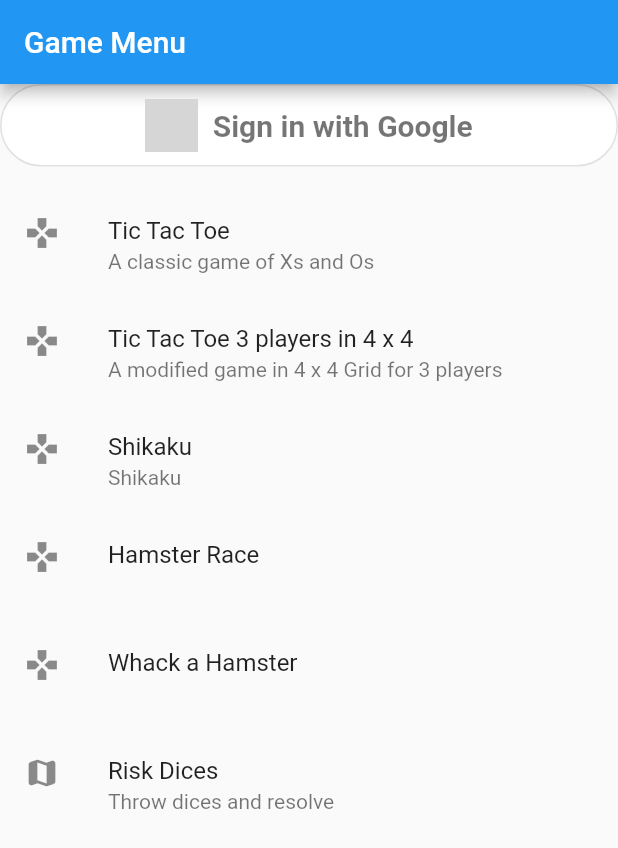
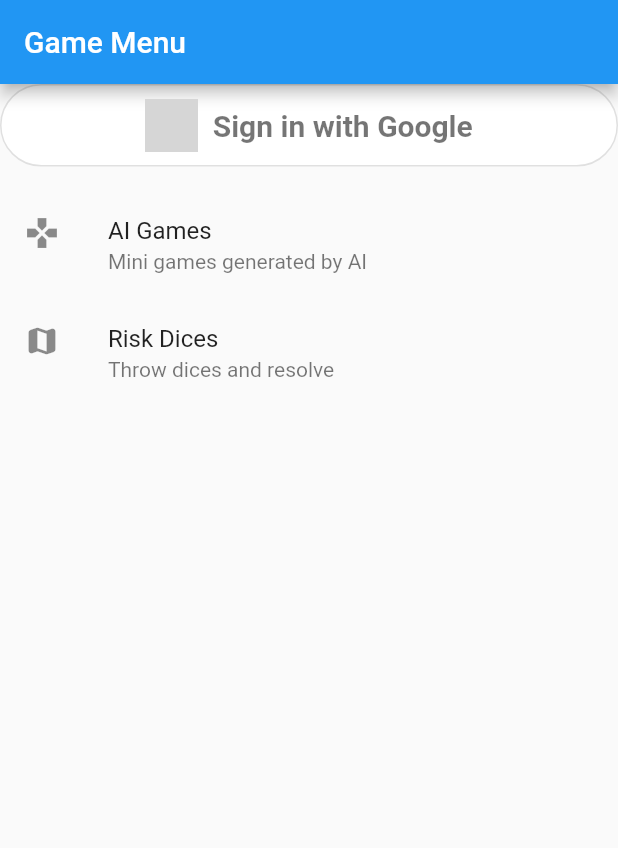
Before and after one commit to neoalienson/minigames, a Flutter app: the screen it shows after launch, on a phone screen of 412 x 824 dp. Shown: the top 848 px of the screen. Run offline on Flutter 3.47's test engine with Material 2 defaults, Android fonts, the phone set to English and light mode, and no system bars; our stand-ins replace audioplayers, firebase_auth, firebase_core, flutter_svg, font_awesome_flutter, google_sign_in and 1 more; accounts and stored records are empty; grey boxes are pictures that could not be loaded.

Commit message:
update menu

```diff
--- a/lib/main_menu.dart
+++ b/lib/main_menu.dart
@@ -1,10 +1,6 @@
 import 'package:flutter/material.dart';
+import 'package:minigames/ai_games/main_menu_ai_games.dart';
 import 'package:minigames/risk/risk.dart';
-import 'ai_games/tictactoe.dart';
-import 'ai_games/tictactoe3x4.dart';
-import 'ai_games/shikaku_menu.dart';
-import 'ai_games/hamster_race.dart';
-import 'ai_games/whack_a_mole.dart';
 import 'utils/authentication.dart';
 import 'widgets/google_sign_in_button.dart';
 import '../res/custom_colors.dart';
@@ -46,18 +42,10 @@
   Widget build(BuildContext context) {
     var widgets = <Widget>[signinButton(context)];
     final menu = <MenuItem>[
-        MenuItem(Icons.gamepad, 'Tic Tac Toe', 'A classic game of Xs and Os',
-          (context) => const TicTacToePage()),
-        MenuItem(Icons.gamepad, 'Tic Tac Toe 3 players in 4 x 4', 'A modified game in 4 x 4 Grid for 3 players',
-          (context) => TicTacToe3x4Page()),
-        MenuItem(Icons.gamepad, 'Shikaku', 'Shikaku',
-          (context) => ShikakuGameMenu()),
-        MenuItem(Icons.gamepad, 'Hamster Race', '',
-          (context) => HamsterRaceScreen()),
-        MenuItem(Icons.gamepad, 'Whack a Hamster', '',
-          (context) => WhackAMoleGame()),
+        MenuItem(Icons.gamepad, 'AI Games', 'Mini games generated by AI',
+          (context) => AIGamesMenuPage()),
         MenuItem(Icons.map_rounded, 'Risk Dices', 'Throw dices and resolve',
-          (context) => RiskDiceSelection()),
+          (context) => const RiskDiceSelection()),
       ];
 
     for (var i in menu) {
```
Also changed, not shown: lib/ai_games/main_menu_ai_games.dart (added, +67 -0 lines).
